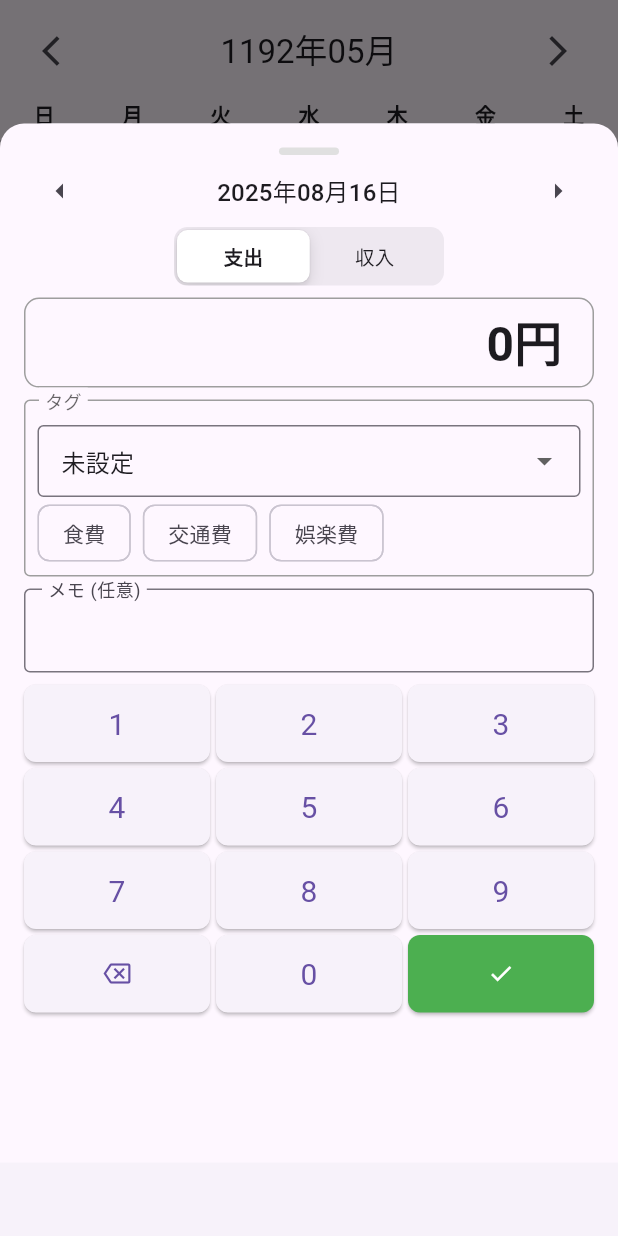
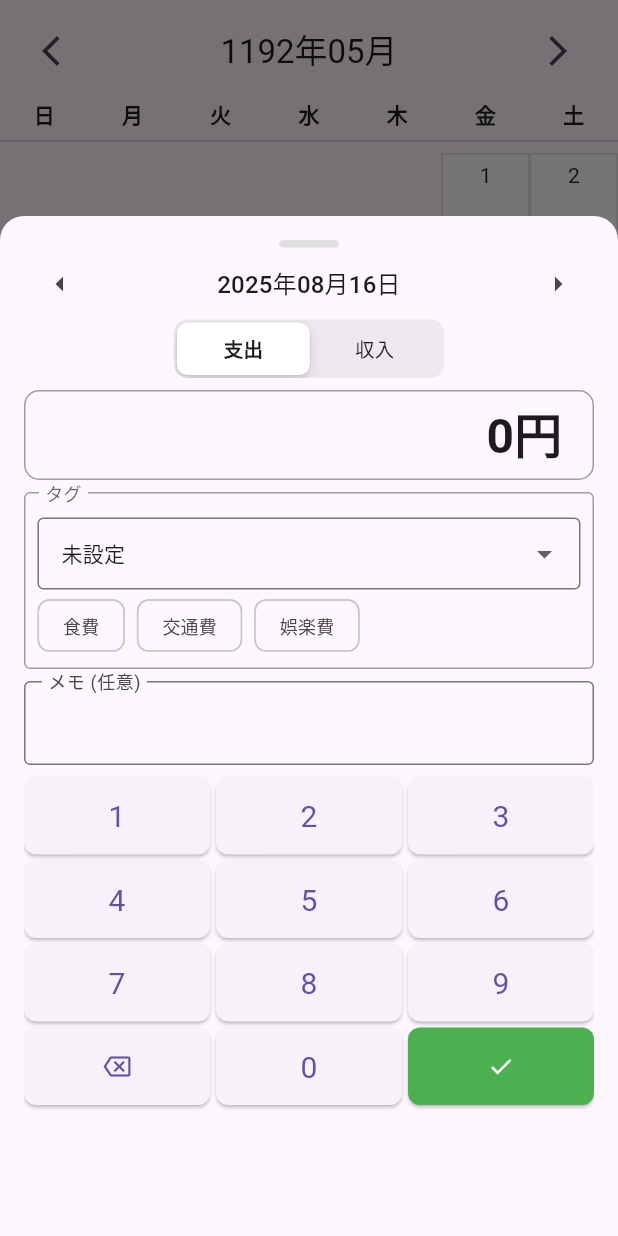
Before and after one commit to penpengusa2k/kakeibo_smartphone_app, a Flutter app: the screen it shows after launch, after a tap on the "add" icon, on a phone screen of 412 x 824 dp. Run offline on Flutter 3.47's test engine with Material 3 defaults, Android fonts, the light colour scheme and no system bars; our stand-ins replace csv, fl_chart, share_plus, sqflite, syncfusion_flutter_charts; accounts and stored records are empty.

Commit message:
タグサイズの調整

```diff
--- a/lib/widgets/quick_input_modal.dart
+++ b/lib/widgets/quick_input_modal.dart
@@ -190,10 +190,16 @@ class _QuickInputModalState extends State<QuickInputModal> {
     ];
     final isTagInDropdown = dropdownTags.any((tag) => tag.name == _selectedTag);
 
+    // Calculate initial sheet size to fit content up to the calculator.
+    // This prevents the sheet from opening too high on tall screens.
+    const double contentHeight = 680; // Estimated content height in pixels.
+    final screenHeight = MediaQuery.of(context).size.height;
+    final double initialSize = (contentHeight / screenHeight).clamp(0.5, 0.9);
+
     return ScaffoldMessenger(
       key: _scaffoldMessengerKey,
       child: DraggableScrollableSheet(
-        initialChildSize: 0.9,
+        initialChildSize: initialSize,
         minChildSize: 0.5,
         maxChildSize: 1.0, // 画面全体に拡張できるように変更
         expand: false,
@@ -320,7 +326,7 @@ class _QuickInputModalState extends State<QuickInputModal> {
                                 items: dropdownTags.map((Tag tag) {
                                   return DropdownMenuItem<String>(
                                     value: tag.name,
-                                    child: Text(tag.name),
+                                    child: Text(tag.name, style: const TextStyle(fontSize: 14)),
                                   );
                                 }).toList(),
                                 onChanged: (String? newValue) {
@@ -331,7 +337,7 @@ class _QuickInputModalState extends State<QuickInputModal> {
                                 decoration: const InputDecoration(
                                   border: OutlineInputBorder(),
                                   contentPadding: EdgeInsets.symmetric(
-                                      horizontal: 12, vertical: 8),
+                                      horizontal: 12, vertical: 4),
                                 ),
                               ),
                               // const SizedBox(height: 8),
@@ -340,7 +346,7 @@ class _QuickInputModalState extends State<QuickInputModal> {
                                 runSpacing: 4,
                                 children: defaultTags.map((tag) {
                                   return ChoiceChip(
-                                    label: Text(tag.name),
+                                    label: Text(tag.name, style: const TextStyle(fontSize: 12)),
                                     selected: _selectedTag == tag.name,
                                     onSelected: (selected) {
                                       setState(() {
```
